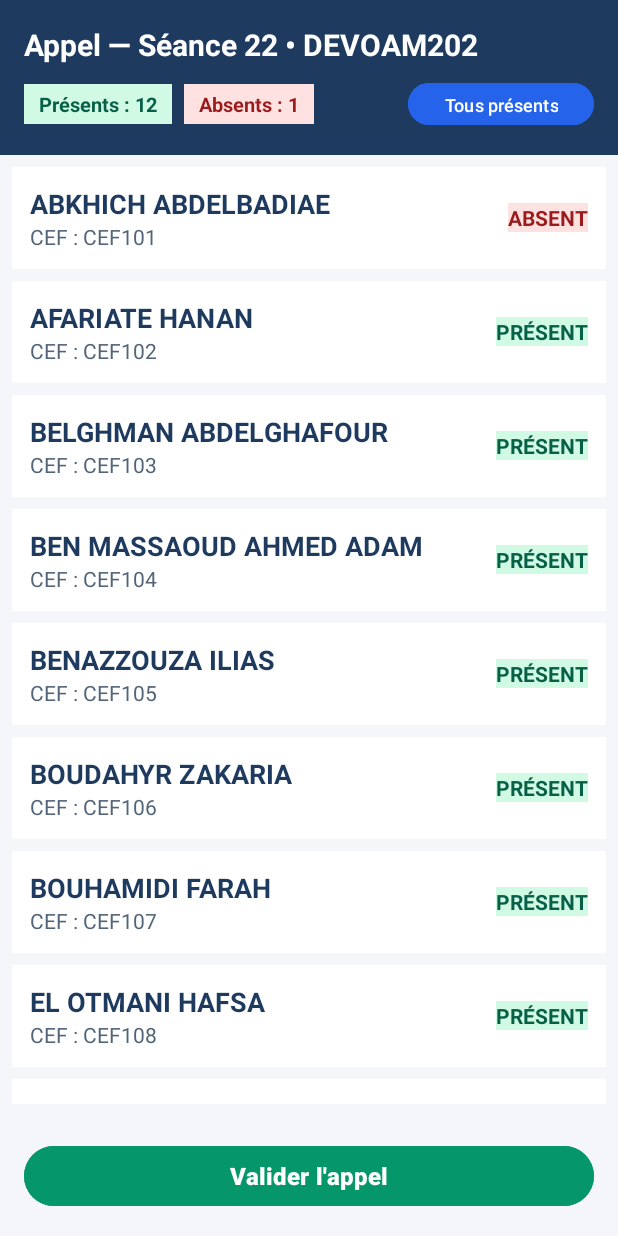
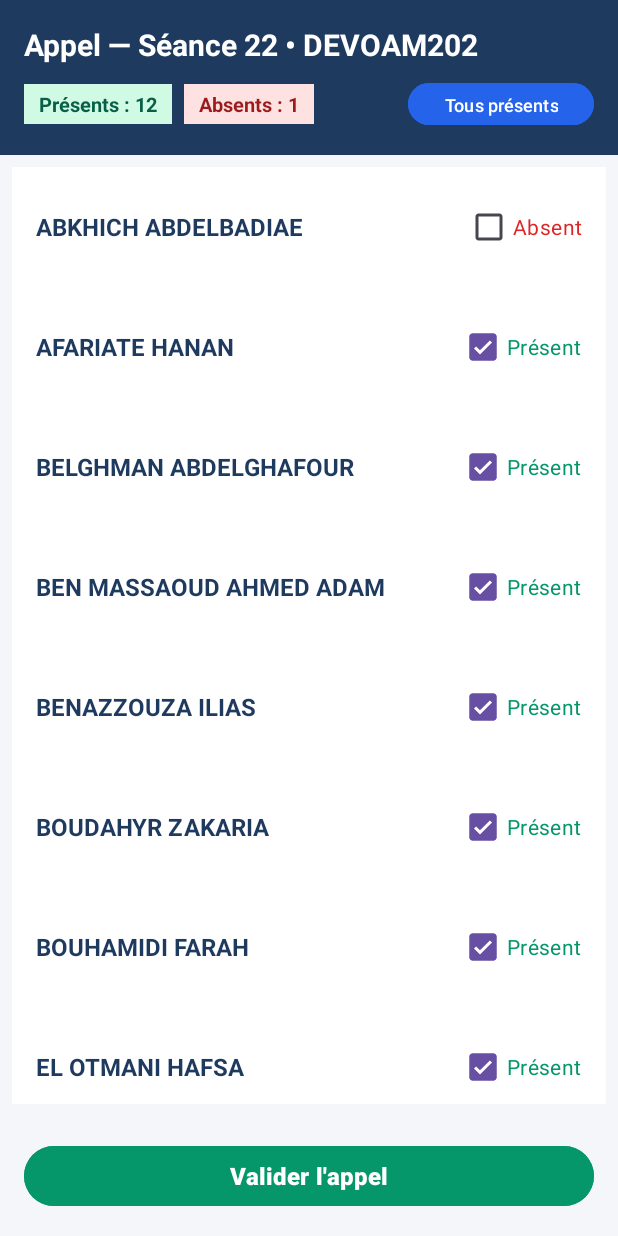
Before and after one commit to hafsaelotmani/PresenceManager, an Android app: the AppelActivity screen opened directly, with no data from a screen before it, after a tap on "ABKHICH ABDELBADIAE", on a phone screen of 412 x 824 dp. Run offline under Robolectric (Android 15) with nearby library versions, the phone set to English and light mode, and no system bars.

Commit message:
Utilisation de item_stagiaire.xml pour le RecyclerView d'appel

```diff
--- a/app/src/main/java/com/example/presencemanager/StagiaireRecyclerAdapter.kt
+++ b/app/src/main/java/com/example/presencemanager/StagiaireRecyclerAdapter.kt
@@ -4,6 +4,7 @@ import android.graphics.Color
 import android.view.LayoutInflater
 import android.view.View
 import android.view.ViewGroup
+import android.widget.CheckBox
 import android.widget.TextView
 import androidx.recyclerview.widget.RecyclerView
 
@@ -13,48 +14,47 @@ class StagiaireRecyclerAdapter(
 ) : RecyclerView.Adapter<StagiaireRecyclerAdapter.ViewHolder>() {
 
     class ViewHolder(view: View) : RecyclerView.ViewHolder(view) {
-        val txtNom: TextView = view.findViewById(R.id.txtNom)
-        val txtCef: TextView = view.findViewById(R.id.txtcef)
-        val txtEtat: TextView = view.findViewById(R.id.txtEtat)
+        val txtNomStagiaire: TextView = view.findViewById(R.id.txtNomStagiaire)
+        val chkPresence: CheckBox = view.findViewById(R.id.chkPresence)
     }
 
     override fun onCreateViewHolder(parent: ViewGroup, viewType: Int): ViewHolder {
         val view = LayoutInflater.from(parent.context)
-            .inflate(R.layout.item_stagire, parent, false)
+            .inflate(R.layout.item_stagiaire, parent, false)
         return ViewHolder(view)
     }
 
     override fun onBindViewHolder(holder: ViewHolder, position: Int) {
         val stagiaire = listStagiaires[position]
-        holder.txtNom.text = stagiaire.nom
-        holder.txtCef.text = "CEF : ${stagiaire.matricule}"
+        holder.txtNomStagiaire.text = stagiaire.nom
 
-        updateEtatView(holder.txtEtat, stagiaire.present)
+        holder.chkPresence.setOnCheckedChangeListener(null)
+        holder.chkPresence.isChecked = stagiaire.present
+        updateCheckBoxStyle(holder.chkPresence, stagiaire.present)
+
+        holder.chkPresence.setOnCheckedChangeListener { _, isChecked ->
+            stagiaire.present = isChecked
+            updateCheckBoxStyle(holder.chkPresence, isChecked)
+            onItemStateChanged()
+        }
 
         holder.itemView.setOnClickListener {
             stagiaire.present = !stagiaire.present
-            updateEtatView(holder.txtEtat, stagiaire.present)
-            onItemStateChanged()
-        }
-
-        holder.txtEtat.setOnClickListener {
-            stagiaire.present = !stagiaire.present
-            updateEtatView(holder.txtEtat, stagiaire.present)
+            holder.chkPresence.isChecked = stagiaire.present
+            updateCheckBoxStyle(holder.chkPresence, stagiaire.present)
             onItemStateChanged()
         }
     }
 
     override fun getItemCount(): Int = listStagiaires.size
 
-    private fun updateEtatView(textView: TextView, isPresent: Boolean) {
+    private fun updateCheckBoxStyle(checkBox: CheckBox, isPresent: Boolean) {
         if (isPresent) {
-            textView.text = "PRÉSENT"
-            textView.setTextColor(Color.parseColor("#065F46"))
-            textView.setBackgroundColor(Color.parseColor("#D1FAE5"))
+            checkBox.text = "Présent"
+            checkBox.setTextColor(Color.parseColor("#059669"))
         } else {
-            textView.text = "ABSENT"
-            textView.setTextColor(Color.parseColor("#991B1B"))
-            textView.setBackgroundColor(Color.parseColor("#FEE2E2"))
+            checkBox.text = "Absent"
+            checkBox.setTextColor(Color.parseColor("#DC2626"))
         }
     }
 }
--- a/app/src/main/res/layout/recycleview.xml
+++ b/app/src/main/res/layout/recycleview.xml
@@ -77,7 +77,7 @@
         android:layout_height="0dp"
         android:layout_weight="1"
         android:padding="8dp"
-        tools:listitem="@layout/item_stagire" />
+        tools:listitem="@layout/item_stagiaire" />
 
     <Button
         android:id="@+id/btnValiderRecycler"
```
